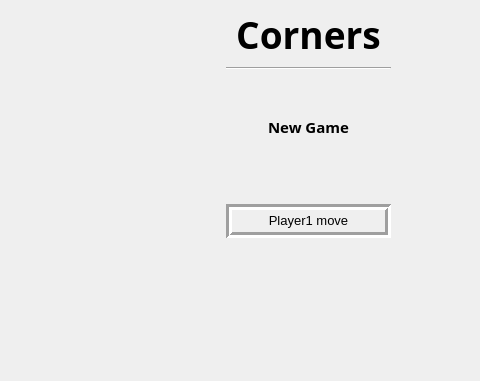
This is Corners/cornersgame.ui in srgynmv/Corners as Qt 5 draws it before an edit; both pictures show x 320 to 800 and y 0 to 381 of the 800 by 600 pixel window. The edited form follows.
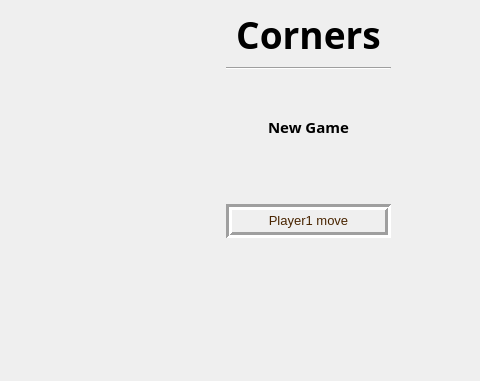
This is the edited form. Icons and pictures are not drawn.

Patch:
```diff
--- a/Corners/cornersgame.ui
+++ b/Corners/cornersgame.ui
@@ -193,6 +193,43 @@
           <height>0</height>
          </size>
         </property>
+        <property name="palette">
+         <palette>
+          <active>
+           <colorrole role="WindowText">
+            <brush brushstyle="SolidPattern">
+             <color alpha="255">
+              <red>72</red>
+              <green>36</green>
+              <blue>0</blue>
+             </color>
+            </brush>
+           </colorrole>
+          </active>
+          <inactive>
+           <colorrole role="WindowText">
+            <brush brushstyle="SolidPattern">
+             <color alpha="255">
+              <red>72</red>
+              <green>36</green>
+              <blue>0</blue>
+             </color>
+            </brush>
+           </colorrole>
+          </inactive>
+          <disabled>
+           <colorrole role="WindowText">
+            <brush brushstyle="SolidPattern">
+             <color alpha="255">
+              <red>120</red>
+              <green>120</green>
+              <blue>120</blue>
+             </color>
+            </brush>
+           </colorrole>
+          </disabled>
+         </palette>
+        </property>
         <property name="font">
          <font>
           <pointsize>10</pointsize>
```
